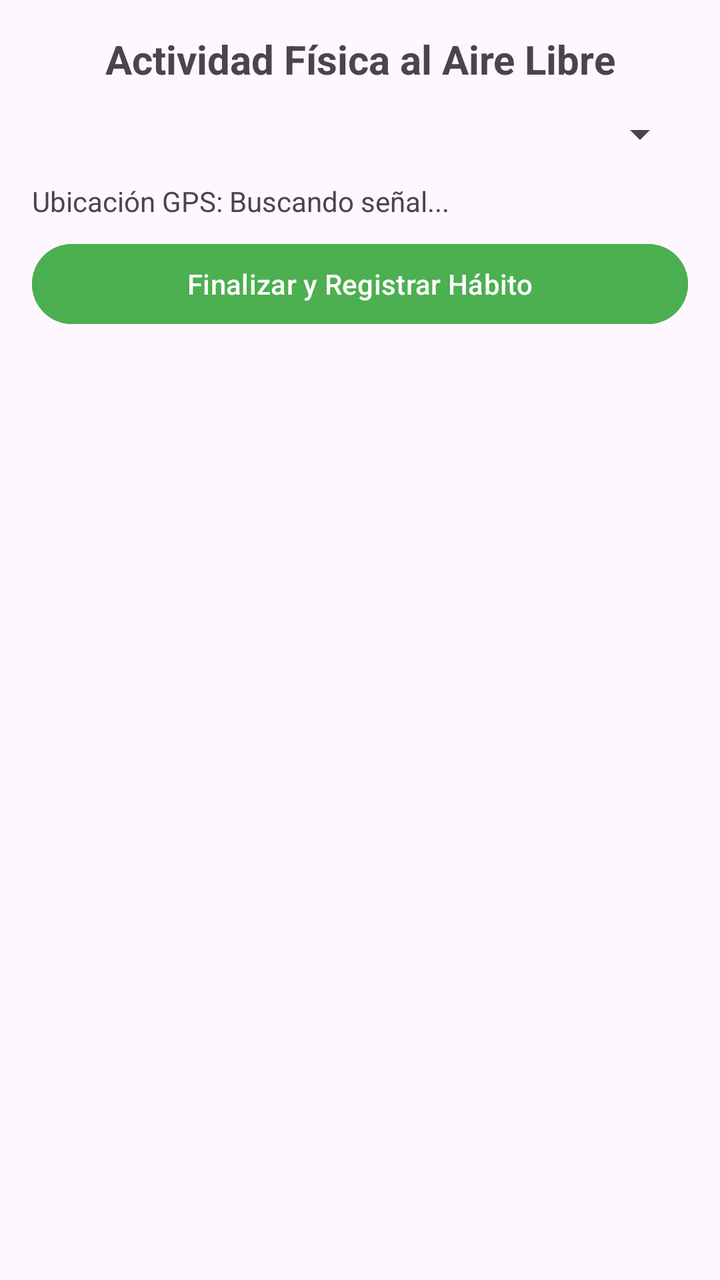
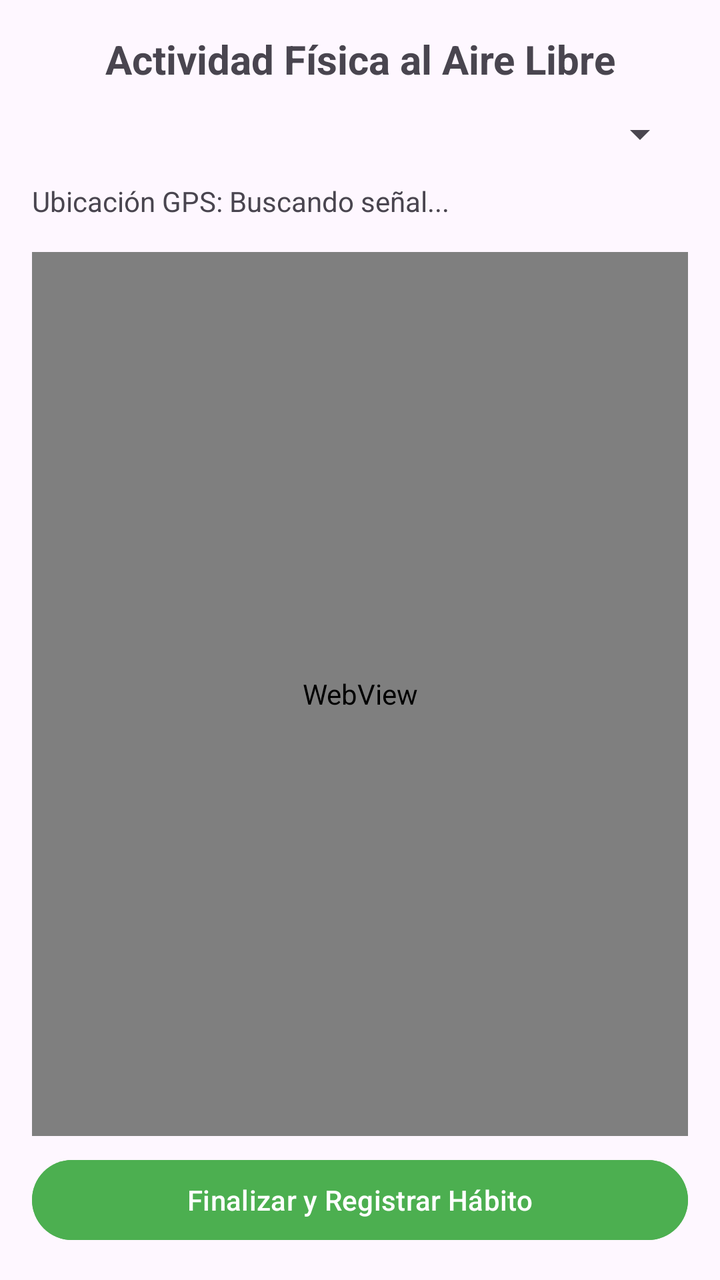

Screens rendered from an Android XML layout before and after an edit, with the pre-edit source and the edit as a unified diff.
<!-- AndroidManifest.xml: application theme Theme.HabiTrack -->
<!-- res/layout/activity_pantalla_actividad_fisica.xml -->
<?xml version="1.0" encoding="utf-8"?>
<LinearLayout xmlns:android="http://schemas.android.com/apk/res/android"
    android:layout_width="match_parent"
    android:layout_height="match_parent"
    android:orientation="vertical"
    android:padding="16dp">

    <TextView
        android:layout_width="match_parent"
        android:layout_height="wrap_content"
        android:text="Actividad Física al Aire Libre"
        android:textSize="20sp"
        android:textStyle="bold"
        android:gravity="center"
        android:paddingBottom="12dp"/>

    <Spinner
        android:id="@+id/spinnerModalidad"
        android:layout_width="match_parent"
        android:layout_height="wrap_content"
        android:padding="10dp"
        android:layout_marginBottom="12dp"/>

    <TextView
        android:id="@+id/tvCoordenadas"
        android:layout_width="match_parent"
        android:layout_height="wrap_content"
        android:text="Ubicación GPS: Buscando señal..."
        android:textSize="14sp"
        android:paddingBottom="8dp"/>

    <Button
        android:id="@+id/btnFinalizarTrote"
        android:layout_width="match_parent"
        android:layout_height="wrap_content"
        android:text="Finalizar y Registrar Hábito"
        android:backgroundTint="#4CAF50"
        android:textColor="#FFFFFF"/>

</LinearLayout>
<!-- resources referenced by this layout -->
<resources>
  <style name="Theme.HabiTrack" parent="Base.Theme.HabiTrack" />
  <style name="Base.Theme.HabiTrack" parent="Theme.Material3.DayNight.NoActionBar">
          
          
      </style>
</resources>

<!-- the commit's change to res/layout/activity_pantalla_actividad_fisica.xml (unified diff, before → after) -->
@@ -29,6 +29,14 @@
         android:textSize="14sp"
         android:paddingBottom="8dp"/>
 
+    <WebView
+        android:id="@+id/webViewMapa"
+        android:layout_width="match_parent"
+        android:layout_height="0dp"
+        android:layout_weight="1"
+        android:layout_marginTop="8dp"
+        android:layout_marginBottom="8dp"/>
+
     <Button
         android:id="@+id/btnFinalizarTrote"
         android:layout_width="match_parent"
